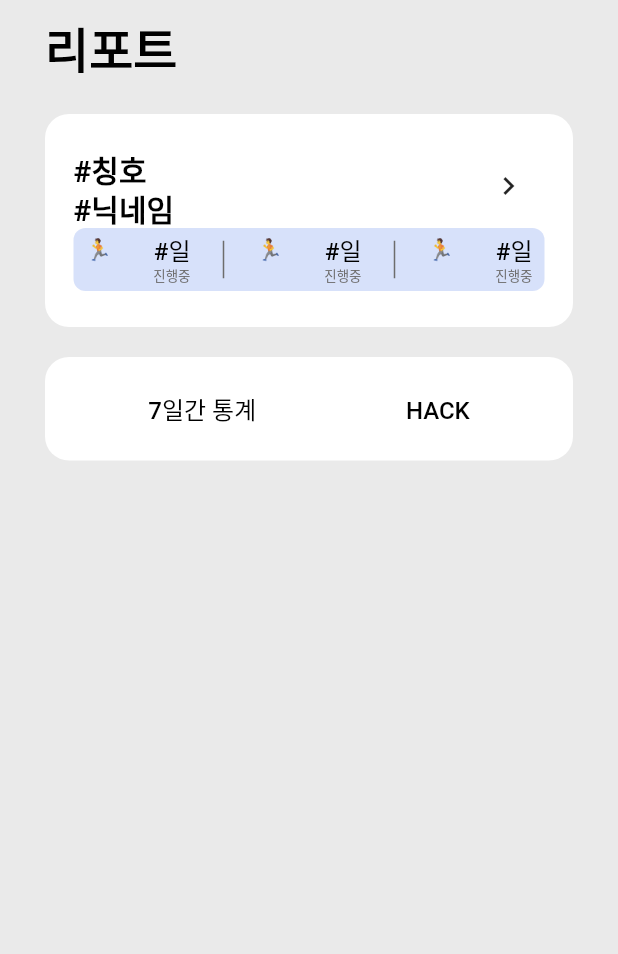
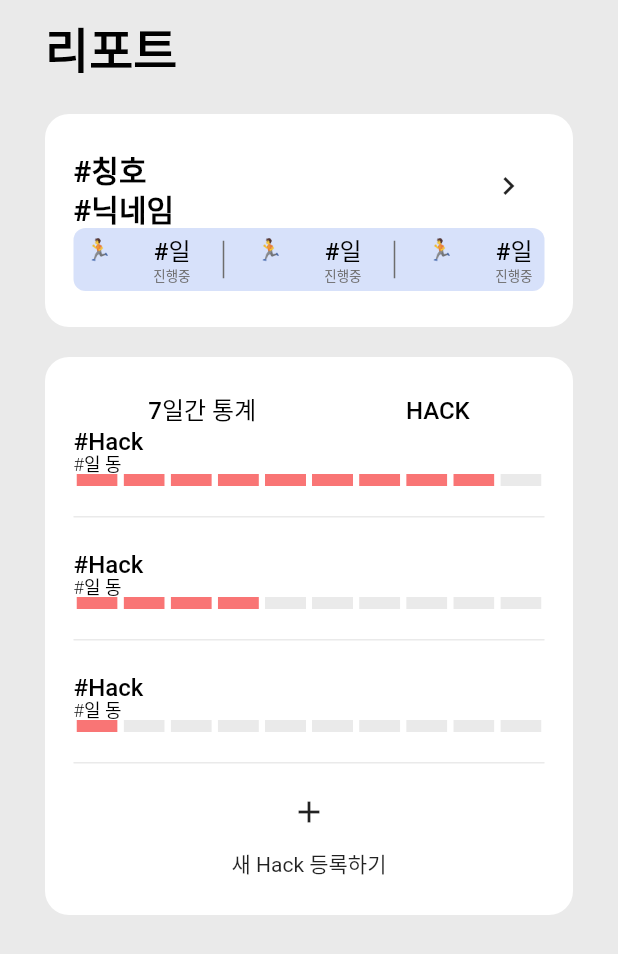
Before and after one commit to SPARCS-2023-StartUp-Hackathon-2/mybiseo-app, a Flutter app: the ReportTab screen opened directly, after a tap on "HACK", on a phone screen of 412 x 824 dp. Shown: the top 954 px of the screen. Run offline on Flutter 3.47's test engine with Material 2 defaults, Android fonts, the phone set to English and light mode, and no system bars; drawn by our look-alikes of step_progress_indicator; our stand-ins replace get, infinite_carousel, table_calendar, webview_flutter; missing offline and left inert: semicircle_indicator.

Commit message:
feat: UI-5

```diff
--- a/lib/ui/report_tab.dart
+++ b/lib/ui/report_tab.dart
@@ -1,6 +1,10 @@
+import 'dart:developer';
+
 import 'package:flutter/material.dart';
+import 'package:get/get.dart';
 import 'package:mybiseo_app/assets/coloring.dart';
 import 'package:mybiseo_app/assets/font.dart';
+import 'package:mybiseo_app/ui/reward_screen.dart';
 import 'package:mybiseo_app/widget/general_safe_area.dart';
 import 'package:semicircle_indicator/semicircle_indicator.dart';
 import 'package:step_progress_indicator/step_progress_indicator.dart';
@@ -34,7 +38,11 @@ class _ReportTabState extends State<ReportTab> {
                 ],
               ),
             ),
-            Container(
+            GestureDetector(
+              onTap: () {
+                Get.to(RewardScreen());
+              },
+              child: Container(
                 padding: EdgeInsets.symmetric(vertical: 24, horizontal: 19),
                 margin: EdgeInsets.symmetric(vertical: 10, horizontal: 30),
                 decoration: BoxDecoration(
@@ -83,6 +91,7 @@ class _ReportTabState extends State<ReportTab> {
                       ),
                     )
                   ],
+                ),
               ),
             ),
             Container(
@@ -146,10 +155,40 @@ class _ReportTabState extends State<ReportTab> {
                     ),
                   if (current_index == 1)
                     Column(
+                      mainAxisAlignment: MainAxisAlignment.start,
                       children: [
                         Container(
                           child: Column(
-                            children: [],
+                            children: [
+                              HackSegment(
+                                start: DateTime(2023, 1, 10),
+                                end: DateTime(2023, 1, 30),
+                              ),
+                              HackSegment(
+                                start: DateTime(2023, 1, 10),
+                                end: DateTime(2023, 2, 20),
+                              ),
+                              HackSegment(
+                                start: DateTime(2023, 1, 1),
+                                end: DateTime(2023, 9, 25),
+                              ),
+                              GestureDetector(
+                                onTap: () {
+                                  log("아직 안 만들었지롱 ㅋㅋ");
+                                },
+                                child: Container(
+                                  child: Column(
+                                    children: [
+                                      Icon(Icons.add),
+                                      Padding(
+                                        padding: const EdgeInsets.only(top: 12),
+                                        child: Text("새 Hack 등록하기"),
+                                      )
+                                    ],
+                                  ),
+                                ),
+                              )
+                            ],
                           ),
                         )
                       ],
@@ -200,18 +239,59 @@ class _ReportSegmentState extends State<ReportSegment> {
 }
 
 class HackSegment extends StatefulWidget {
-  const HackSegment({Key? key}) : super(key: key);
+  const HackSegment({Key? key, required this.start, required this.end})
+      : super(key: key);
+
+  final DateTime start;
+  final DateTime end;
 
   @override
   State<HackSegment> createState() => _HackSegmentState();
 }
 
 class _HackSegmentState extends State<HackSegment> {
+  double ratio = 0;
+
+  @override
+  void initState() {
+    super.initState();
+    int totalDuration = widget.end.difference(widget.start).inSeconds;
+    int pastDuration = DateTime.now().difference(widget.start).inSeconds;
+    ratio = pastDuration * 10 / totalDuration;
+    print(ratio);
+  }
+
   @override
   Widget build(BuildContext context) {
     return Container(
       child: Column(
-        children: [StepProgressIndicator(totalSteps: 10)],
+        crossAxisAlignment: CrossAxisAlignment.start,
+        children: [
+          Text(
+            "#Hack",
+            style: Font.Headline,
+          ),
+          Text(
+            "#일 동",
+            style: Font.Caption,
+          ),
+          StepProgressIndicator(
+            totalSteps: 10,
+            size: 8,
+            customColor: (index) {
+              if (index + 1 > ratio) {
+                return Coloring.gray[10]!;
+              }
+              return Coloring.red[30]!;
+            },
+          ),
+          Container(
+            width: double.infinity,
+            margin: EdgeInsets.symmetric(vertical: 20),
+            height: 1,
+            color: Coloring.gray[10],
+          )
+        ],
       ),
     );
   }
```
Also changed, not shown: lib/ui/reward_screen.dart (added, +100 -0 lines), lib/assets/엠블럼/엠블럼1.png (added), lib/assets/엠블럼/엠블럼10.png (added), lib/assets/엠블럼/엠블럼11.png (added), lib/assets/엠블럼/엠블럼12.png (added), lib/assets/엠블럼/엠블럼2.png (added), lib/assets/엠블럼/엠블럼3.png (added), lib/assets/엠블럼/엠블럼4.png (added), lib/assets/엠블럼/엠블럼5.png (added), lib/assets/엠블럼/엠블럼6.png (added), lib/assets/엠블럼/엠블럼7.png (added), lib/assets/엠블럼/엠블럼8.png (added), lib/assets/엠블럼/엠블럼9.png (added). Lines whose indentation alone changed are shown as unchanged.
